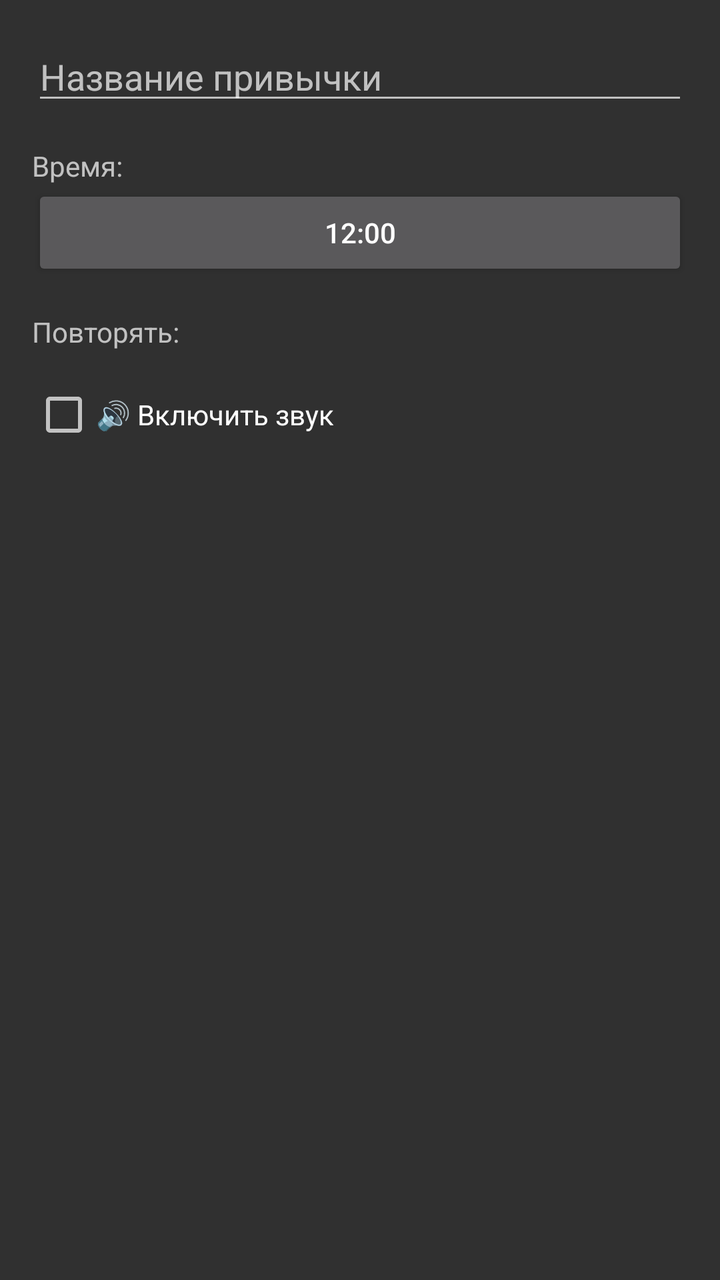
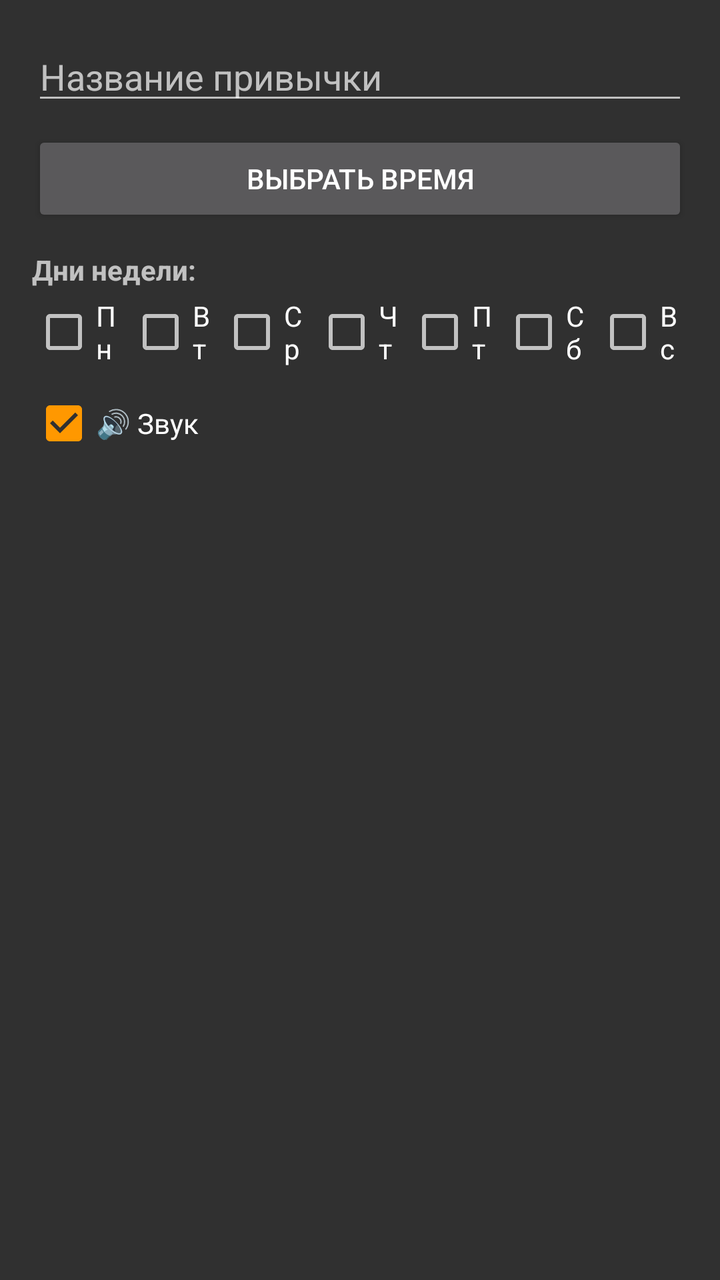

An Android layout rendered at two revisions. The XML below is the earlier revision; the diff shows what the commit changed to produce the second picture.
<!-- AndroidManifest.xml: application theme Theme.StrictHabitsApp -->
<!-- res/layout/dialog_add_habit.xml -->
<?xml version="1.0" encoding="utf-8"?>
<LinearLayout xmlns:android="http://schemas.android.com/apk/res/android"
    android:layout_width="match_parent"
    android:layout_height="wrap_content"
    android:orientation="vertical"
    android:padding="16dp">

    <EditText
        android:id="@+id/habitName"
        android:layout_width="match_parent"
        android:layout_height="wrap_content"
        android:hint="Название привычки"
        android:layout_marginBottom="16dp"/>

    <TextView
        android:layout_width="wrap_content"
        android:layout_height="wrap_content"
        android:text="Время:"/>

    <Button
        android:id="@+id/btnSelectTime"
        android:layout_width="match_parent"
        android:layout_height="wrap_content"
        android:text="12:00"
        android:layout_marginBottom="16dp"/>

    <TextView
        android:layout_width="wrap_content"
        android:layout_height="wrap_content"
        android:text="Повторять:"/>

    <LinearLayout
        android:layout_width="match_parent"
        android:layout_height="wrap_content"
        android:orientation="horizontal"
        android:weightSum="7">
        <CheckBox android:id="@+id/chkMon" android:layout_weight="1" android:text="Пн"/>
        <CheckBox android:id="@+id/chkTue" android:layout_weight="1" android:text="Вт"/>
        <CheckBox android:id="@+id/chkWen" android:layout_weight="1" android:text="Ср"/>
        <CheckBox android:id="@+id/chkThu" android:layout_weight="1" android:text="Чт"/>
        <CheckBox android:id="@+id/chkFri" android:layout_weight="1" android:text="Пт"/>
        <CheckBox android:id="@+id/chkSat" android:layout_weight="1" android:text="Сб"/>
        <CheckBox android:id="@+id/chkSun" android:layout_weight="1" android:text="Вс"/>
    </LinearLayout>

    <CheckBox
        android:id="@+id/chkSound"
        android:layout_width="wrap_content"
        android:layout_height="wrap_content"
        android:text="🔊 Включить звук"
        android:layout_marginTop="16dp"/>

</LinearLayout>
<!-- resources referenced by this layout -->
<resources>
  <style name="Theme.StrictHabitsApp" parent="Theme.AppCompat.NoActionBar">
          <item name="colorPrimary">#D32F2F</item>
          <item name="colorPrimaryDark">#B71C1C</item>
          <item name="colorAccent">#FF9800</item>
      </style>
</resources>

<!-- the commit's change to res/layout/dialog_add_habit.xml (unified diff, before → after) -->
@@ -1,53 +1,91 @@
 <?xml version="1.0" encoding="utf-8"?>
-<LinearLayout xmlns:android="http://schemas.android.com/apk/res/android"
+<ScrollView xmlns:android="http://schemas.android.com/apk/res/android"
     android:layout_width="match_parent"
     android:layout_height="wrap_content"
-    android:orientation="vertical"
     android:padding="16dp">
-
-    <EditText
-        android:id="@+id/habitName"
-        android:layout_width="match_parent"
-        android:layout_height="wrap_content"
-        android:hint="Название привычки"
-        android:layout_marginBottom="16dp"/>
-
-    <TextView
-        android:layout_width="wrap_content"
-        android:layout_height="wrap_content"
-        android:text="Время:"/>
-
-    <Button
-        android:id="@+id/btnSelectTime"
-        android:layout_width="match_parent"
-        android:layout_height="wrap_content"
-        android:text="12:00"
-        android:layout_marginBottom="16dp"/>
-
-    <TextView
-        android:layout_width="wrap_content"
-        android:layout_height="wrap_content"
-        android:text="Повторять:"/>
 
     <LinearLayout
         android:layout_width="match_parent"
         android:layout_height="wrap_content"
-        android:orientation="horizontal"
-        android:weightSum="7">
-        <CheckBox android:id="@+id/chkMon" android:layout_weight="1" android:text="Пн"/>
-        <CheckBox android:id="@+id/chkTue" android:layout_weight="1" android:text="Вт"/>
-        <CheckBox android:id="@+id/chkWen" android:layout_weight="1" android:text="Ср"/>
-        <CheckBox android:id="@+id/chkThu" android:layout_weight="1" android:text="Чт"/>
-        <CheckBox android:id="@+id/chkFri" android:layout_weight="1" android:text="Пт"/>
-        <CheckBox android:id="@+id/chkSat" android:layout_weight="1" android:text="Сб"/>
-        <CheckBox android:id="@+id/chkSun" android:layout_weight="1" android:text="Вс"/>
+        android:orientation="vertical">
+
+        <EditText
+            android:id="@+id/habitName"
+            android:layout_width="match_parent"
+            android:layout_height="wrap_content"
+            android:hint="Название привычки"/>
+
+        <Button
+            android:id="@+id/btnSelectTime"
+            android:layout_width="match_parent"
+            android:layout_height="wrap_content"
+            android:layout_marginTop="8dp"
+            android:text="Выбрать время"/>
+
+        <TextView
+            android:layout_width="wrap_content"
+            android:layout_height="wrap_content"
+            android:layout_marginTop="12dp"
+            android:text="Дни недели:"
+            android:textStyle="bold"/>
+
+        <LinearLayout
+            android:layout_width="match_parent"
+            android:layout_height="wrap_content"
+            android:orientation="horizontal"
+            android:layout_marginTop="4dp">
+
+            <CheckBox
+                android:id="@+id/chkMon"
+                android:layout_width="wrap_content"
+                android:layout_height="wrap_content"
+                android:text="Пн"
+                android:layout_weight="1"/>
+            <CheckBox
+                android:id="@+id/chkTue"
+                android:layout_width="wrap_content"
+                android:layout_height="wrap_content"
+                android:text="Вт"
+                android:layout_weight="1"/>
+            <CheckBox
+                android:id="@+id/chkWed"
+                android:layout_width="wrap_content"
+                android:layout_height="wrap_content"
+                android:text="Ср"
+                android:layout_weight="1"/>
+            <CheckBox
+                android:id="@+id/chkThu"
+                android:layout_width="wrap_content"
+                android:layout_height="wrap_content"
+                android:text="Чт"
+                android:layout_weight="1"/>
+            <CheckBox
+                android:id="@+id/chkFri"
+                android:layout_width="wrap_content"
+                android:layout_height="wrap_content"
+                android:text="Пт"
+                android:layout_weight="1"/>
+            <CheckBox
+                android:id="@+id/chkSat"
+                android:layout_width="wrap_content"
+                android:layout_height="wrap_content"
+                android:text="Сб"
+                android:layout_weight="1"/>
+            <CheckBox
+                android:id="@+id/chkSun"
+                android:layout_width="wrap_content"
+                android:layout_height="wrap_content"
+                android:text="Вс"
+                android:layout_weight="1"/>
+        </LinearLayout>
+
+        <CheckBox
+            android:id="@+id/chkSound"
+            android:layout_width="wrap_content"
+            android:layout_height="wrap_content"
+            android:layout_marginTop="12dp"
+            android:text="🔊 Звук"
+            android:checked="true"/>
+
     </LinearLayout>
-
-    <CheckBox
-        android:id="@+id/chkSound"
-        android:layout_width="wrap_content"
-        android:layout_height="wrap_content"
-        android:text="🔊 Включить звук"
-        android:layout_marginTop="16dp"/>
-
-</LinearLayout>
+</ScrollView>
